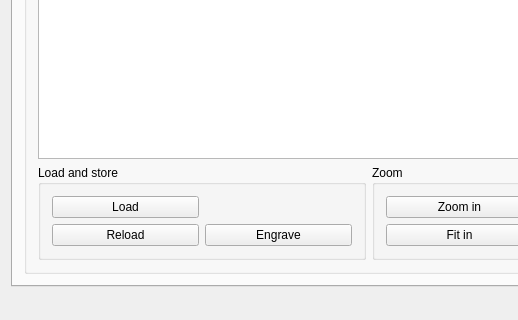
CommName/Cengrave, file mainwindow/mainwindow.ui: the form before one commit; both pictures show x 0 to 518 and y 614 to 934 of the 1020 by 934 pixel window.
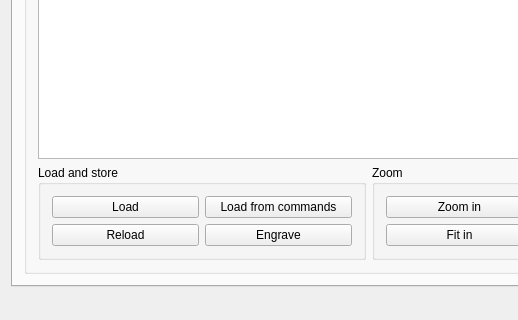
The form after the commit.

Commit message: opening image from commands in mode0

What changed in the file:
```diff
--- a/mainwindow/mainwindow.ui
+++ b/mainwindow/mainwindow.ui
@@ -69,6 +69,13 @@
                   </property>
                  </widget>
                 </item>
+                <item row="0" column="1">
+                 <widget class="QPushButton" name="buttonLoad_commands_mode0">
+                  <property name="text">
+                   <string>Load from commands</string>
+                  </property>
+                 </widget>
+                </item>
                </layout>
               </widget>
              </item>
```
The commit also changes 4 other files.
